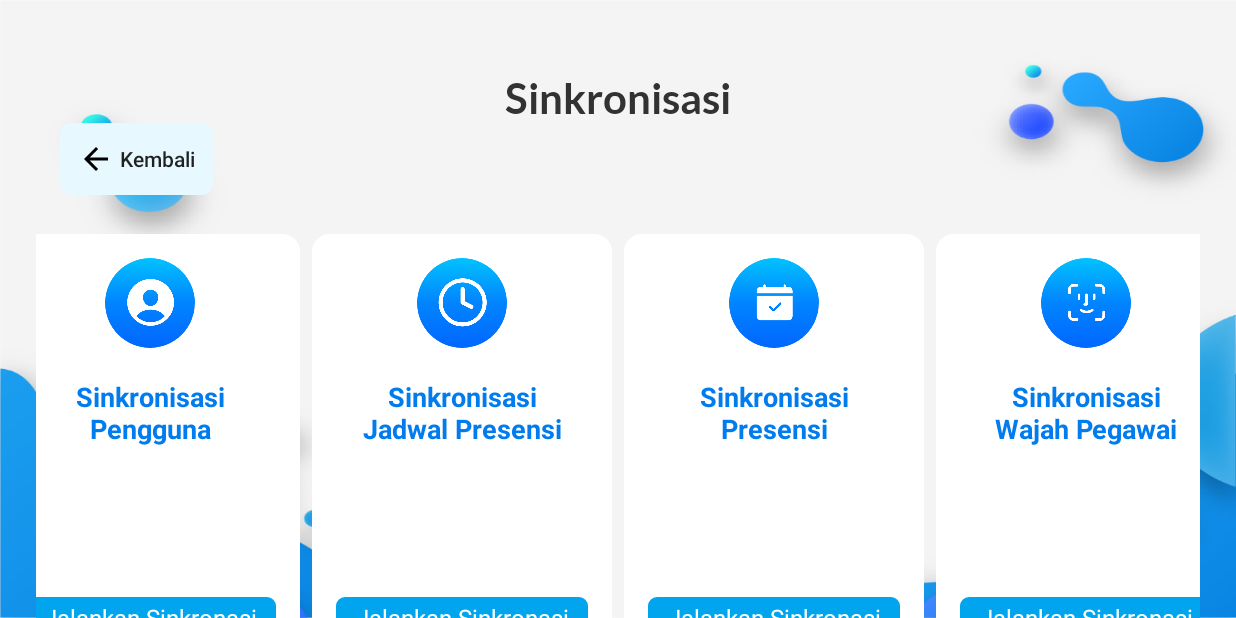
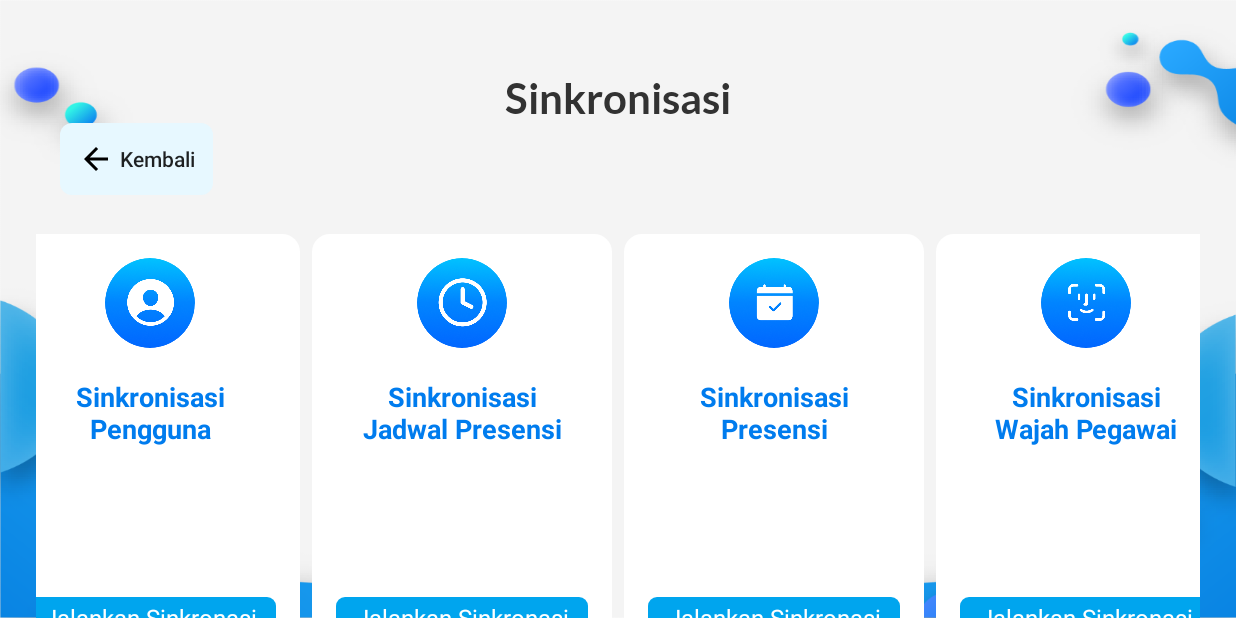
Before and after one commit to Yudas1337/skripsi-absensi-face-recognition, an Android app: the SyncActivity screen opened directly, with no data from a screen before it, on a phone screen of 824 x 412 dp (held sideways). Run offline under Robolectric (Android 15) with nearby library versions, the phone set to English and light mode, and no system bars; our stand-ins replace CircleImageView; libraries missing offline, so code that uses them is left out: cn.pedant; network calls fail; 1 statement that could not run was skipped.

Commit message:
fix train model error

```diff
--- a/Android/app/src/main/java/com/yudas1337/recognizeface/recognize/FileReader.kt
+++ b/Android/app/src/main/java/com/yudas1337/recognizeface/recognize/FileReader.kt
@@ -2,7 +2,6 @@ package com.yudas1337.recognizeface.recognize
 
 import android.graphics.Bitmap
 import android.graphics.Rect
-import android.util.Log
 import com.google.mlkit.vision.common.InputImage
 import com.google.mlkit.vision.face.FaceDetection
 import com.google.mlkit.vision.face.FaceDetectorOptions
@@ -29,8 +28,6 @@ class FileReader( private var faceNetModel: FaceNetModel) {
     // imageData will be provided to the MainActivity via ProcessCallback ( see the run() method below ) and finally,
     // used by the FrameAnalyser class.
     private val imageData = ArrayList<Pair<String,FloatArray>>()
-
-
 
     // Given the Bitmaps, extract face embeddings from then and deliver the processed embedding to ProcessCallback.
     fun run( data : ArrayList<Pair<String,Bitmap>> , callback: ProcessCallback ) {
@@ -90,7 +87,7 @@ class FileReader( private var faceNetModel: FaceNetModel) {
     }
 
     // Suspend function for running the FaceNet model
-    private suspend fun getEmbedding(image: Bitmap, bbox : Rect ) : FloatArray = withContext( Dispatchers.Default ) {
+    private suspend fun getEmbedding(image: Bitmap, bbox : Rect ) : FloatArray = withContext(CustomDispatcher.dispatcher) {
         return@withContext faceNetModel.getFaceEmbedding(
             BitmapUtils.cropRectFromBitmap(
                 image,
--- a/Android/app/src/main/java/com/yudas1337/recognizeface/recognize/LoadFace.kt
+++ b/Android/app/src/main/java/com/yudas1337/recognizeface/recognize/LoadFace.kt
@@ -69,10 +69,7 @@ class LoadFace(private val context: Context, private val frameAnalyser: FrameAna
                         Log.d("wajahnya","Found ${doc.listFiles().size} images in $name directory")
                     } else {
                         errorFound = true
-                        AlertHelper.errorDialogWithButton(context, "Parsing Error",
-                            "Tidak ditemukan list gambar wajah atau struktur folder salah", "RESELECT", "CANCEL",
-                            { launchChooseDirectoryIntent(activity) },
-                            {})
+                        Log.e("error", "tidak ditemukan list gambar wajah atau struktur folder salah")
                     }
                 }
             } else {
@@ -85,7 +82,6 @@ class LoadFace(private val context: Context, private val frameAnalyser: FrameAna
             if (!errorFound) {
                 dialog = AlertHelper.progressDialog(context, "Parsing Image to TFlite Model")
                 dialog.show()
-
                 fileReader.run(images, fileReaderCallback)
                 faceSize = images.size
                 Log.d("wajahnya", "Terdeteksi $faceSize wajah gambar ...")
--- a/Android/app/src/main/java/com/yudas1337/recognizeface/recognize/model/FaceNetModel.kt
+++ b/Android/app/src/main/java/com/yudas1337/recognizeface/recognize/model/FaceNetModel.kt
@@ -71,7 +71,6 @@ class FaceNetModel( context : Context ,
         val faceNetModelOutputs = Array( 1 ){ FloatArray( embeddingDim ) }
         interpreter.run( inputs, faceNetModelOutputs )
 
-
         Log.i( "Performance" , "${model.name} Inference Speed in ms : ${System.currentTimeMillis() - t1}")
         return faceNetModelOutputs
     }
--- a/Android/app/src/main/java/com/yudas1337/recognizeface/screens/SyncActivity.kt
+++ b/Android/app/src/main/java/com/yudas1337/recognizeface/screens/SyncActivity.kt
@@ -11,6 +11,7 @@ import android.widget.Button
 import android.widget.LinearLayout
 import android.widget.Toast
 import androidx.lifecycle.LifecycleObserver
+import androidx.lifecycle.lifecycleScope
 import cn.pedant.SweetAlert.SweetAlertDialog
 import com.yudas1337.recognizeface.R
 import com.yudas1337.recognizeface.constants.ConstShared
@@ -18,6 +19,7 @@ import com.yudas1337.recognizeface.constants.ModelControl
 import com.yudas1337.recognizeface.database.DBHelper
 import com.yudas1337.recognizeface.helpers.AlertHelper
 import com.yudas1337.recognizeface.network.NetworkConnection
+import com.yudas1337.recognizeface.recognize.CustomDispatcher
 import com.yudas1337.recognizeface.recognize.FileReader
 import com.yudas1337.recognizeface.recognize.FrameAnalyser
 import com.yudas1337.recognizeface.recognize.LoadFace
@@ -27,9 +29,11 @@ import kotlinx.coroutines.CompletableDeferred
 import kotlinx.coroutines.CoroutineScope
 import kotlinx.coroutines.Dispatchers
 import kotlinx.coroutines.GlobalScope
+import kotlinx.coroutines.asCoroutineDispatcher
 import kotlinx.coroutines.async
 import kotlinx.coroutines.launch
 import kotlinx.coroutines.withContext
+import java.util.concurrent.Executors
 
 class SyncActivity : AppCompatActivity(), LifecycleObserver {
 
@@ -53,9 +57,7 @@ class SyncActivity : AppCompatActivity(), LifecycleObserver {
 
     private lateinit var sharedPreferences: SharedPreferences
 
-    private val defaultScope = CoroutineScope( Dispatchers.Default )
-
-    val deferred = CompletableDeferred<Unit>()
+    private val deferred = CompletableDeferred<Unit>()
 
     override fun onCreate(savedInstanceState: Bundle?) {
         super.onCreate(savedInstanceState)
@@ -114,7 +116,6 @@ class SyncActivity : AppCompatActivity(), LifecycleObserver {
             if(!isInitialized){
                 pDialog = AlertHelper.progressDialog(this, "Load Model..")
                 pDialog.show()
-
                 GlobalScope.launch(Dispatchers.Default) {
                     initializeModels()
                     deferred.complete(Unit)
@@ -134,13 +135,11 @@ class SyncActivity : AppCompatActivity(), LifecycleObserver {
         }
     }
 
-    private suspend fun initializeModels(): Unit = defaultScope.async {
+    private suspend fun initializeModels(): Unit = withContext(CustomDispatcher.dispatcher) {
         faceNetModel = FaceNetModel(this@SyncActivity, ModelControl.modelInfo, ModelControl.useGpu, ModelControl.useXNNPack)
         frameAnalyser = FrameAnalyser(this@SyncActivity, faceNetModel)
         fileReader = FileReader(faceNetModel)
-
-        Unit
-    }.await()
+    }
 
     private fun loadFaceDirectory(){
         sharedPreferences = getSharedPreferences(ConstShared.fileName, MODE_PRIVATE)
--- a/Android/app/src/main/res/layout/activity_sync.xml
+++ b/Android/app/src/main/res/layout/activity_sync.xml
@@ -5,7 +5,7 @@
     android:id="@+id/container"
     android:layout_width="match_parent"
     android:layout_height="match_parent"
-    android:background="@drawable/menu_bg"
+    android:background="@drawable/sync_bg"
     android:paddingTop="?attr/actionBarSize">
 
     <TextView
@@ -200,7 +200,6 @@
         </LinearLayout>
 
         <LinearLayout
-            android:id="@+id/menu_4"
             android:layout_width="200dp"
             android:layout_height="300dp"
             android:background="@drawable/rounded_bg"
@@ -231,6 +230,7 @@
                 android:layout_height="100dp" />
 
             <LinearLayout
+                android:id="@+id/menu_4"
                 android:layout_width="match_parent"
                 android:layout_height="28dp"
                 android:background="@drawable/rounded_blue_bg">
--- a/Android/app/src/main/res/layout/activity_user_list.xml
+++ b/Android/app/src/main/res/layout/activity_user_list.xml
@@ -5,7 +5,6 @@
     android:id="@+id/container"
     android:layout_width="match_parent"
     android:layout_height="match_parent"
-    android:background="@drawable/menu_bg"
     android:paddingTop="?attr/actionBarSize">
 
     <TextView
```
Also changed, not shown: Android/app/src/main/java/com/yudas1337/recognizeface/recognize/CustomDispatcher.kt (added, +8 -0 lines), Android/app/src/main/java/com/yudas1337/recognizeface/recognize/FrameAnalyser.kt (+6 -1 lines), Android/app/src/main/java/com/yudas1337/recognizeface/screens/MainActivity.kt (+0 -20 lines), Android/app/src/main/res/drawable-xhdpi/sync_bg.png (added), Android/app/src/main/res/drawable-xhdpi/userlist_bg.png (added).
